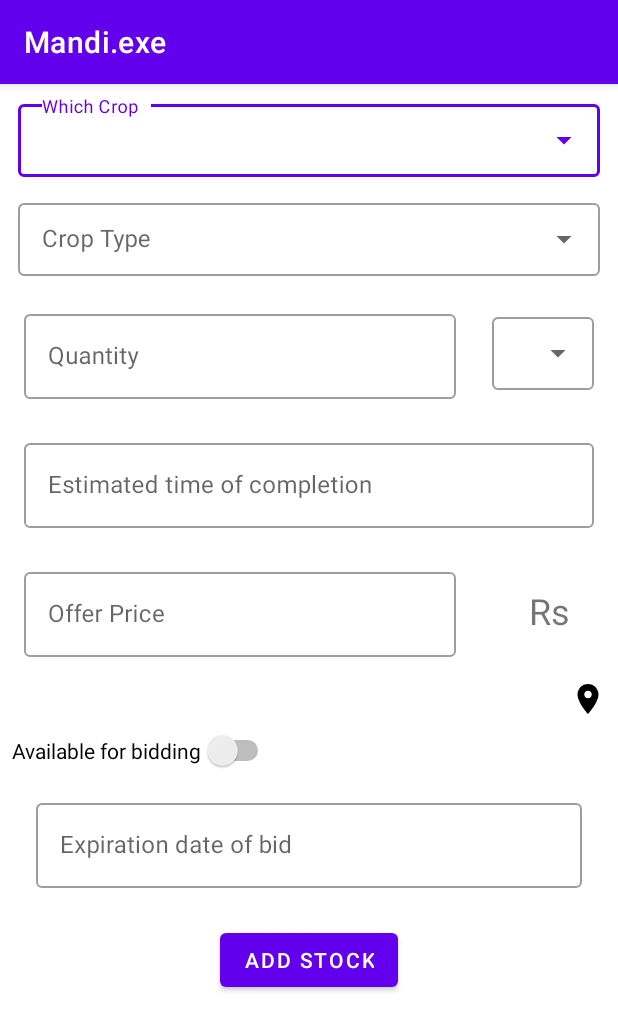
After one commit to Kavya-24/E-Mandi, an Android app: the fragment AddStock shown on its own in the app's theme, on a phone screen of 412 x 824 dp. The commit adds this screen. Shown: the top 1031 px of the screen. Run offline under Robolectric (Android 15) with nearby library versions, the phone set to English and light mode, and no system bars.

Commit message:
1. Change version 2. Add stocks UI

```diff
--- /dev/null
+++ b/app/src/main/java/com/example/mandiexe/ui/home/AddStock.kt
@@ -0,0 +1,124 @@
+package com.example.mandiexe.ui.home
+
+import android.app.DatePickerDialog
+import android.app.DatePickerDialog.OnDateSetListener
+import android.os.Bundle
+import android.view.LayoutInflater
+import android.view.View
+import android.view.ViewGroup
+import android.widget.EditText
+import androidx.fragment.app.Fragment
+import androidx.lifecycle.ViewModelProviders
+import com.example.mandiexe.R
+import com.example.mandiexe.viewmodels.AddStockViewModel
+import java.text.SimpleDateFormat
+import java.util.*
+
+
+class AddStock : Fragment() {
+
+
+    //Primary constructor
+    companion object {
+        fun newInstance() = AddStock()
+    }
+
+    private lateinit var viewModel: AddStockViewModel
+    private lateinit var root: View
+    private val myCalendar = Calendar.getInstance()
+
+    //UI variables
+    private lateinit var etEst: EditText
+    private lateinit var etExp: EditText
+
+    override fun onCreateView(
+        inflater: LayoutInflater, container: ViewGroup?,
+        savedInstanceState: Bundle?
+    ): View? {
+        root = inflater.inflate(R.layout.add_stock_fragment, container, false)
+
+        //UI Init
+        etEst = root.findViewById(R.id.etEstDate)
+        etExp = root.findViewById(R.id.etExpDate)
+
+
+        //Date Instance
+        val dateEst =
+            OnDateSetListener { view, year, monthOfYear, dayOfMonth ->
+
+                val now = myCalendar.timeInMillis
+                view.minDate = now
+
+                myCalendar.set(Calendar.YEAR, year)
+                myCalendar.set(Calendar.MONTH, monthOfYear)
+                myCalendar.set(Calendar.DAY_OF_MONTH, dayOfMonth)
+                updateLabelOfDate()
+            }
+
+        val dateExp =
+            OnDateSetListener { view, year, monthOfYear, dayOfMonth ->
+
+
+                val now = myCalendar.timeInMillis
+                view.minDate = now
+                myCalendar.set(Calendar.YEAR, year)
+                myCalendar.set(Calendar.MONTH, monthOfYear)
+                myCalendar.set(Calendar.DAY_OF_MONTH, dayOfMonth)
+                updateLabelOfExpiry()
+            }
+
+
+        //##Requires N
+        etEst.setOnClickListener {
+            context?.let { it1 ->
+                DatePickerDialog(
+                    it1, dateEst, myCalendar[Calendar.YEAR],
+                    myCalendar[Calendar.MONTH],
+                    myCalendar[Calendar.DAY_OF_MONTH]
+                ).show()
+            }
+        }
+
+        //##Requires N
+        etExp.setOnClickListener {
+            context?.let { it1 ->
+                DatePickerDialog(
+                    it1, dateExp, myCalendar[Calendar.YEAR],
+                    myCalendar[Calendar.MONTH],
+                    myCalendar[Calendar.DAY_OF_MONTH]
+                ).show()
+            }
+        }
+
+
+
+
+
+
+        return root
+
+    }
+
+
+    private fun updateLabelOfDate() {
+
+        val myFormat = "dd/MM/yyyy" //In which you need put here
+        val sdf = SimpleDateFormat(myFormat, Locale.US)
+        etEst.setText(sdf.format(myCalendar.time))
+
+    }
+
+    private fun updateLabelOfExpiry() {
+
+        val myFormat = "dd/MM/yyyy" //In which you need put here
+        val sdf = SimpleDateFormat(myFormat, Locale.US)
+        etExp.setText(sdf.format(myCalendar.time))
+
+    }
+
+    override fun onActivityCreated(savedInstanceState: Bundle?) {
+        super.onActivityCreated(savedInstanceState)
+        viewModel = ViewModelProviders.of(this).get(AddStockViewModel::class.java)
+    }
+
+}
--- a/app/src/main/java/com/example/mandiexe/ui/home/StockFragment.kt
+++ b/app/src/main/java/com/example/mandiexe/ui/home/RequirementFragment.kt
@@ -9,10 +9,10 @@ import androidx.lifecycle.ViewModelProviders
 import com.example.mandiexe.R
 import com.example.mandiexe.viewmodels.StockViewModel
 
-class StockFragment : Fragment() {
+class RequirementFragment : Fragment() {
 
     companion object {
-        fun newInstance() = StockFragment()
+        fun newInstance() = RequirementFragment()
     }
 
     private lateinit var viewModel: StockViewModel
@@ -21,7 +21,7 @@ class StockFragment : Fragment() {
         inflater: LayoutInflater, container: ViewGroup?,
         savedInstanceState: Bundle?
     ): View? {
-        return inflater.inflate(R.layout.stock_fragment, container, false)
+        return inflater.inflate(R.layout.requirement_fragment, container, false)
     }
 
     override fun onActivityCreated(savedInstanceState: Bundle?) {
--- /dev/null
+++ b/app/src/main/java/com/example/mandiexe/viewmodels/AddStockViewModel.kt
@@ -0,0 +1,7 @@
+package com.example.mandiexe.viewmodels
+
+import androidx.lifecycle.ViewModel
+
+class AddStockViewModel : ViewModel() {
+    // TODO: Implement the ViewModel
+}
--- /dev/null
+++ b/app/src/main/res/layout/add_stock_fragment.xml
@@ -0,0 +1,214 @@
+<?xml version="1.0" encoding="utf-8"?>
+<ScrollView xmlns:android="http://schemas.android.com/apk/res/android"
+    xmlns:app="http://schemas.android.com/apk/res-auto"
+    xmlns:tools="http://schemas.android.com/tools"
+    android:layout_width="match_parent"
+    android:layout_height="match_parent">
+
+    <androidx.constraintlayout.widget.ConstraintLayout
+        android:layout_width="match_parent"
+        android:layout_height="wrap_content"
+        tools:context=".ui.home.AddStock">
+
+        <com.google.android.material.textfield.TextInputLayout
+
+            android:id="@+id/tilWhichCrop"
+            style="@style/Widget.MaterialComponents.TextInputLayout.OutlinedBox.Dense.ExposedDropdownMenu"
+            android:layout_width="match_parent"
+            android:layout_height="wrap_content"
+            android:layout_margin="@dimen/space"
+            android:hint="@string/which_crop"
+            android:orientation="horizontal"
+            app:layout_constraintStart_toStartOf="parent"
+            app:layout_constraintTop_toTopOf="parent">
+
+
+            <AutoCompleteTextView
+                android:id="@+id/actv_which_crop"
+                android:layout_width="match_parent"
+                android:layout_height="wrap_content"
+                android:layout_margin="@dimen/space_half"
+                android:inputType="none" />
+
+        </com.google.android.material.textfield.TextInputLayout>
+
+        <com.google.android.material.textfield.TextInputLayout
+
+            android:id="@+id/tilCropType"
+            style="@style/Widget.MaterialComponents.TextInputLayout.OutlinedBox.Dense.ExposedDropdownMenu"
+            android:layout_width="match_parent"
+            android:layout_height="wrap_content"
+            android:layout_margin="@dimen/space"
+            android:hint="@string/crop_type"
+            android:orientation="horizontal"
+            app:layout_constraintStart_toStartOf="parent"
+            app:layout_constraintTop_toBottomOf="@id/tilWhichCrop">
+
+
+            <AutoCompleteTextView
+                android:id="@+id/actv_crop_type"
+                android:layout_width="match_parent"
+                android:layout_height="wrap_content"
+                android:layout_margin="@dimen/space_half"
+                android:inputType="none" />
+
+        </com.google.android.material.textfield.TextInputLayout>
+
+        <com.google.android.material.textfield.TextInputLayout
+
+            android:id="@+id/tilQuantity"
+            style="@style/OutlinedTextBox"
+            android:layout_width="0dp"
+            android:layout_height="wrap_content"
+            android:layout_margin="@dimen/space"
+            android:hint="@string/quantity"
+            android:orientation="horizontal"
+            app:layout_constraintEnd_toStartOf="@id/tilQUnit"
+            app:layout_constraintStart_toStartOf="parent"
+            app:layout_constraintTop_toBottomOf="@id/tilCropType">
+
+
+            <EditText
+                android:id="@+id/actv_quantity"
+                android:layout_width="match_parent"
+                android:layout_height="wrap_content"
+                android:inputType="numberDecimal" />
+
+        </com.google.android.material.textfield.TextInputLayout>
+
+        <com.google.android.material.textfield.TextInputLayout
+
+            android:id="@+id/tilQUnit"
+            style="@style/Widget.MaterialComponents.TextInputLayout.OutlinedBox.Dense.ExposedDropdownMenu"
+            android:layout_width="wrap_content"
+            android:layout_height="wrap_content"
+            android:layout_margin="@dimen/space"
+            android:hint="@string/crop_type"
+            android:orientation="horizontal"
+            android:padding="@dimen/space_half"
+            app:layout_constraintBottom_toTopOf="@id/tilEstDate"
+            app:layout_constraintEnd_toEndOf="parent"
+            app:layout_constraintTop_toBottomOf="@id/tilCropType">
+
+
+            <AutoCompleteTextView
+                android:id="@+id/actv_quantity_unit"
+                android:layout_width="match_parent"
+                android:layout_height="wrap_content"
+                android:layout_margin="@dimen/space_half"
+                android:inputType="none" />
+
+        </com.google.android.material.textfield.TextInputLayout>
+
+        <com.google.android.material.textfield.TextInputLayout
+            android:id="@+id/tilEstDate"
+            style="@style/OutlinedTextBox"
+            android:layout_width="match_parent"
+            android:layout_height="wrap_content"
+            app:layout_constraintStart_toStartOf="parent"
+            app:layout_constraintTop_toBottomOf="@id/tilQuantity">
+
+            <EditText
+                android:id="@+id/etEstDate"
+                android:layout_width="match_parent"
+                android:layout_height="wrap_content"
+                android:focusable="false"
+                android:hint="@string/estimated_time_of_completion" />
+        </com.google.android.material.textfield.TextInputLayout>
+
+        <com.google.android.material.textfield.TextInputLayout
+
+            android:id="@+id/tilOfferPrice"
+            style="@style/OutlinedTextBox"
+            android:layout_width="0dp"
+            android:layout_height="wrap_content"
+            android:layout_margin="@dimen/space"
+            android:hint="@string/offer_price"
+            android:orientation="horizontal"
+            app:layout_constraintEnd_toStartOf="@id/tilQUnit"
+            app:layout_constraintStart_toStartOf="parent"
+            app:layout_constraintTop_toBottomOf="@id/tilEstDate">
+
+
+            <EditText
+                android:id="@+id/actv_price"
+                android:layout_width="match_parent"
+                android:layout_height="wrap_content"
+                android:inputType="numberDecimal" />
+
+        </com.google.android.material.textfield.TextInputLayout>
+
+        <TextView
+            android:id="@+id/tv_rs"
+            android:layout_width="wrap_content"
+            android:layout_height="wrap_content"
+            android:layout_margin="@dimen/space"
+            android:text="@string/rs"
+            android:textSize="24sp"
+            app:layout_constraintBottom_toTopOf="@id/tv_address"
+            app:layout_constraintEnd_toEndOf="parent"
+            app:layout_constraintStart_toStartOf="@id/tilQUnit"
+            app:layout_constraintTop_toBottomOf="@id/tilEstDate" />
+
+        <TextView
+            android:id="@+id/tv_address"
+            android:layout_width="0dp"
+            android:layout_height="wrap_content"
+            android:layout_margin="@dimen/space"
+            android:maxLines="4"
+            android:textSize="18sp"
+            app:layout_constraintEnd_toStartOf="@id/tilQUnit"
+            app:layout_constraintStart_toStartOf="parent"
+            app:layout_constraintTop_toBottomOf="@id/tilOfferPrice"
+            tools:text="@tools:sample/lorem" />
+
+        <ImageView
+            android:id="@+id/iv_location"
+            android:layout_width="wrap_content"
+            android:layout_height="wrap_content"
+            android:layout_margin="@dimen/space"
+            android:src="@drawable/ic_location_on_black_24dp"
+            app:layout_constraintEnd_toEndOf="parent"
+            app:layout_constraintTop_toBottomOf="@id/tilOfferPrice" />
+
+
+        <Switch
+            android:id="@+id/switch_for_bid"
+            android:layout_width="wrap_content"
+            android:layout_height="wrap_content"
+            android:layout_margin="@dimen/space"
+            android:enabled="true"
+            android:text="@string/available_for_bidding"
+            app:layout_constraintStart_toStartOf="parent"
+            app:layout_constraintTop_toBottomOf="@id/tv_address" />
+
+        <com.google.android.material.textfield.TextInputLayout
+            android:id="@+id/tilExpDate"
+            style="@style/OutlinedTextBox"
+            android:layout_width="match_parent"
+            android:layout_height="wrap_content"
+            app:layout_constraintStart_toStartOf="parent"
+            app:layout_constraintTop_toBottomOf="@id/switch_for_bid">
+
+            <EditText
+                android:id="@+id/etExpDate"
+                android:layout_width="match_parent"
+                android:layout_height="wrap_content"
+                android:layout_margin="@dimen/space"
+                android:focusable="false"
+                android:hint="@string/expDate" />
+        </com.google.android.material.textfield.TextInputLayout>
+
+        <com.google.android.material.button.MaterialButton
+            android:layout_width="wrap_content"
+            android:layout_height="wrap_content"
+            android:layout_margin="@dimen/space"
+            android:text="@string/add_stock"
+            app:layout_constraintEnd_toEndOf="parent"
+            app:layout_constraintStart_toStartOf="parent"
+            app:layout_constraintTop_toBottomOf="@id/tilExpDate" />
+
+    </androidx.constraintlayout.widget.ConstraintLayout>
+
+
+</ScrollView>
--- a/app/src/main/res/layout/nav_header_main.xml
+++ b/app/src/main/res/layout/nav_header_main.xml
@@ -14,10 +14,9 @@
 
     <ImageView
         android:id="@+id/imageView"
-        android:layout_width="wrap_content"
-        android:layout_height="wrap_content"
         android:contentDescription="@string/nav_header_desc"
         android:paddingTop="@dimen/nav_header_vertical_spacing"
+        style="@style/styleProgressBar"
         app:srcCompat="@mipmap/ic_launcher_round" />
 
     <TextView
@@ -29,8 +28,7 @@
 
     <TextView
         android:id="@+id/textView"
-        android:layout_width="wrap_content"
-        android:layout_height="wrap_content"
+        style="@style/styleProgressBar"
         android:text="@string/nav_header_subtitle" />
 
 </LinearLayout>
--- a/app/src/main/res/values/dimens.xml
+++ b/app/src/main/res/values/dimens.xml
@@ -9,4 +9,6 @@
     <dimen name="space_5x">40</dimen>
     <dimen name="space_3x">24dp</dimen>
     <dimen name="space_half">4dp</dimen>
+    <dimen name="space_8x">64dp</dimen>
+    <dimen name="space_2x">16dp</dimen>
 </resources>
--- a/app/src/main/res/values/strings.xml
+++ b/app/src/main/res/values/strings.xml
@@ -23,4 +23,17 @@
     <string name="contact">Contact</string>
     <string name="crop_value">crop_value</string>
     <string name="location_value">Location</string>
+    <string name="which_crop">Which Crop</string>
+
+
+    <string name="str_my_crops">My crops</string>
+    <string name="str_my_req">Requirements</string>
+    <string name="crop_type">Crop Type</string>
+    <string name="expiration_date">Expiration date</string>
+    <string name="estimated_time_of_completion">Estimated time of completion</string>
+    <string name="offer_price">Offer Price</string>
+    <string name="rs">Rs</string>
+    <string name="available_for_bidding">Available for bidding</string>
+    <string name="expDate">Expiration date of bid</string>
+    <string name="add_stock">Add stock</string>
 </resources>
--- a/app/src/main/res/values/styles.xml
+++ b/app/src/main/res/values/styles.xml
@@ -23,4 +23,24 @@
         <item name="android:layout_weight">1</item>
     </style>
 
+    <style name="styleProgressBar">
+        <item name="android:layout_width">wrap_content</item>
+        <item name="android:layout_height">wrap_content</item>
+    </style>
+
+    <style name="styleRv">
+        <item name="android:layout_width">0dp</item>
+        <item name="android:layout_height">0dp</item>
+        <item name="android:layout_margin">@dimen/space</item>
+        <item name="android:scrollbars">vertical</item>
+    </style>
+
+    <style name="OutlinedTextBox" parent="Widget.MaterialComponents.TextInputLayout.OutlinedBox">
+        <item name="android:layout_width">match_parent</item>
+        <item name="android:layout_height">wrap_content</item>
+        <item name="android:layout_margin">@dimen/space</item>
+        <item name="android:padding">@dimen/space</item>
+    </style>
+
+
 </resources>
```
Also changed, not shown: app/build.gradle (+7 -7 lines), app/src/main/java/com/example/mandiexe/adapter/PagerAdapter.kt (+12 -7 lines), app/src/main/java/com/example/mandiexe/ui/home/HomeFragment.kt (+6 -1 lines), app/src/main/java/com/example/mandiexe/ui/home/MyCropBidsFragment.kt (renamed from app/src/main/java/com/example/mandiexe/ui/home/PriceFragment.kt, +14 -4 lines), app/src/main/res/drawable/ic_date_range_black_24dp.xml (added, +9 -0 lines), app/src/main/res/layout/item_stock.xml (+1 -16 lines), app/src/main/res/layout/my_crop_bids_fragment.xml (renamed from app/src/main/res/layout/price_fragment.xml, +36 -42 lines), app/src/main/res/layout/requirement_fragment.xml (renamed from app/src/main/res/layout/stock_fragment.xml, +4 -9 lines), app/src/main/res/navigation/mobile_navigation.xml (+10 -1 lines).
